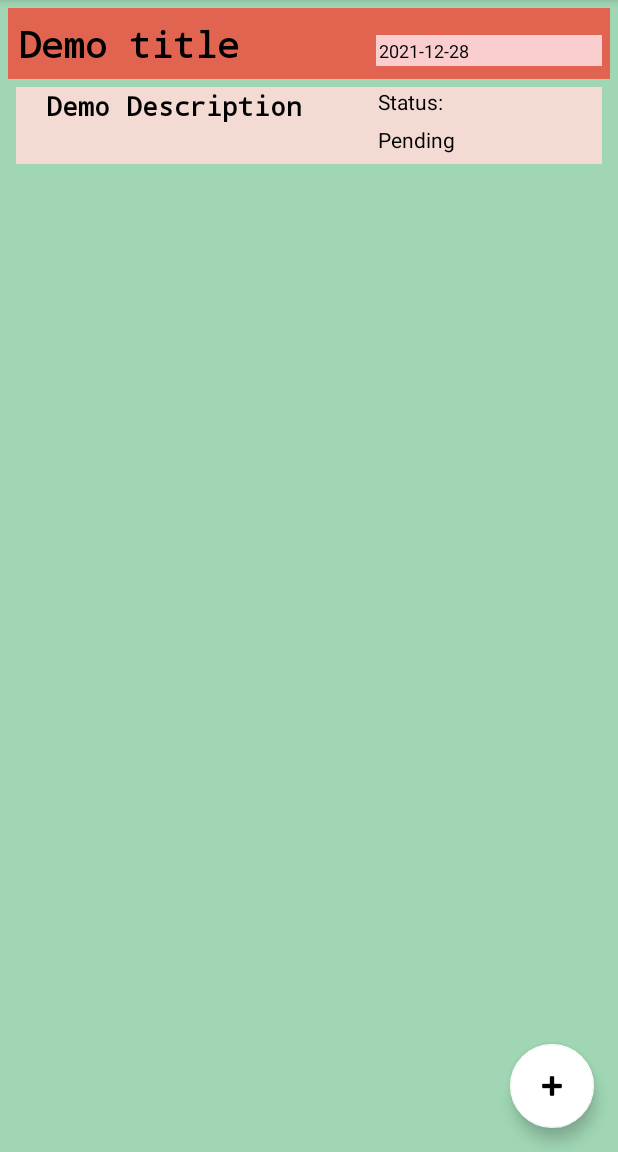
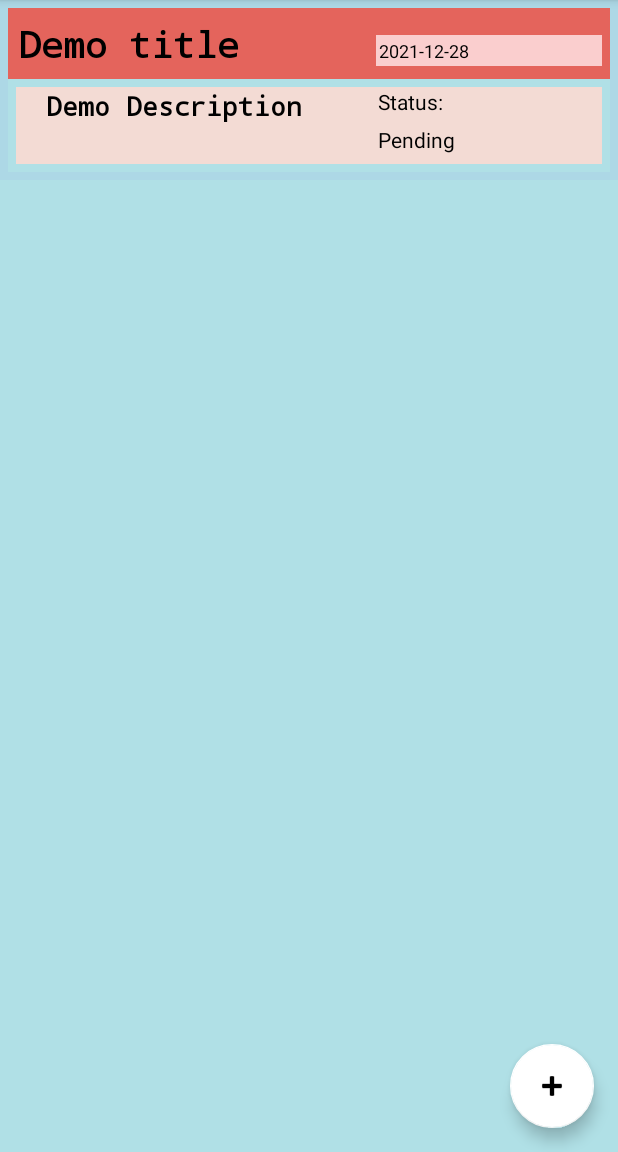
Before and after one commit to stha2021/ToDoApp, an Android app: the screen it shows after launch (MainActivity), on a phone screen of 412 x 824 dp, the part 84-1236 px from its top. Run offline under Robolectric (Android 15) with nearby library versions, the phone set to English and light mode, and no system bars; our stand-ins replace Room's generated code.

Commit message:
Application created

```diff
--- a/app/src/main/res/layout/activity_edit.xml
+++ b/app/src/main/res/layout/activity_edit.xml
@@ -6,6 +6,7 @@
     android:layout_width="match_parent"
     android:layout_height="match_parent"
     tools:context=".EditActivity"
-    android:background="#A0D6B4">
+    android:background="#B0E0E6"
+    >
 
 </androidx.constraintlayout.widget.ConstraintLayout>
--- a/app/src/main/res/layout/activity_main.xml
+++ b/app/src/main/res/layout/activity_main.xml
@@ -18,5 +18,6 @@
         app:backgroundTint="@color/white"
         app:layout_constraintBottom_toBottomOf="parent"
         app:layout_constraintEnd_toEndOf="parent"
-        app:srcCompat="@android:drawable/ic_input_add" />
+        app:srcCompat="@android:drawable/ic_input_add"
+        />
 </androidx.constraintlayout.widget.ConstraintLayout>
--- a/app/src/main/res/layout/fragment_edit_todo.xml
+++ b/app/src/main/res/layout/fragment_edit_todo.xml
@@ -8,7 +8,7 @@
     android:layout_marginTop="0dp"
     android:layout_marginEnd="0dp"
     android:layout_marginRight="25dp"
-    android:background="#A0D6B4"
+    android:background="#B0E0E6"
     android:orientation="vertical"
     tools:context=".EditTodoFragment"
     >
@@ -22,7 +22,7 @@
         android:ems="10"
         android:hint="Task Name"
         android:inputType="textPersonName"
-        android:textColor="@color/black"
+        android:textColor="@color/white"
         android:textColorHint="@color/black" />
 
     <EditText
@@ -35,7 +35,7 @@
         android:hint="@string/edit_date"
         android:inputType="textPersonName"
         android:textColor="@color/black"
-        android:textColorHint="#000000" />
+        android:textColorHint="@color/black" />
 
     <ScrollView
         android:layout_width="match_parent"
--- a/app/src/main/res/layout/fragment_list_todo.xml
+++ b/app/src/main/res/layout/fragment_list_todo.xml
@@ -4,7 +4,7 @@
     android:layout_width="match_parent"
     android:layout_height="match_parent"
     tools:context=".ListTodoFragment"
-    android:background="#A0D6B4">
+    android:background="#B0E0E6">
 
     <androidx.recyclerview.widget.RecyclerView
         android:id="@+id/list_item_todo_rv_list_todo"
--- a/app/src/main/res/layout/fragment_list_todo1.xml
+++ b/app/src/main/res/layout/fragment_list_todo1.xml
@@ -4,7 +4,7 @@
     android:layout_width="match_parent"
     android:layout_height="match_parent"
     tools:context=".ListTodoFragment1"
-    android:background="#A0D6B4">
+    android:background="#B0E0E6">
 
     <androidx.recyclerview.widget.RecyclerView
         android:layout_width="match_parent"
--- a/app/src/main/res/layout/list_item_todo.xml
+++ b/app/src/main/res/layout/list_item_todo.xml
@@ -5,14 +5,14 @@
     android:layout_height="wrap_content"
     android:orientation="vertical"
     android:padding="5sp"
-    android:background="#A0D6B4">
+    android:background="#ADD8E6">
 
     <LinearLayout
         android:layout_width="match_parent"
         android:layout_height="match_parent"
         android:layout_weight="1"
         android:padding="5sp"
-        android:background="#A0D6B4">
+        android:background="#B0E0E6">
 
         <TextView
             android:id="@+id/list_item_tv_title"
@@ -22,6 +22,7 @@
             android:fontFamily="monospace"
             android:padding="2sp"
             android:text="TextView"
+            android:backgroundTint="#B0E0E6"
             android:textColor="#000000"
             android:textSize="24sp"
             android:textStyle="bold" />
@@ -43,7 +44,8 @@
         android:layout_width="match_parent"
         android:layout_height="match_parent"
         android:layout_weight="1"
-        android:padding="5sp">
+        android:padding="5sp"
+        android:background="#B0E0E6">
 
         <TextView
             android:id="@+id/list_item_discription"
@@ -61,7 +63,8 @@
         <LinearLayout
             android:layout_width="match_parent"
             android:layout_height="match_parent"
-            android:orientation="vertical">
+            android:orientation="vertical"
+            android:background="#B0E0E6">
 
             <TextView
                 android:id="@+id/textView"
```
Also changed, not shown: app/src/main/res/drawable-v24/mainbg.jpg (deleted), app/src/main/res/drawable-v24/mainbg.png (added), app/src/main/res/drawable-v24/todologo.png, 19 other files.
